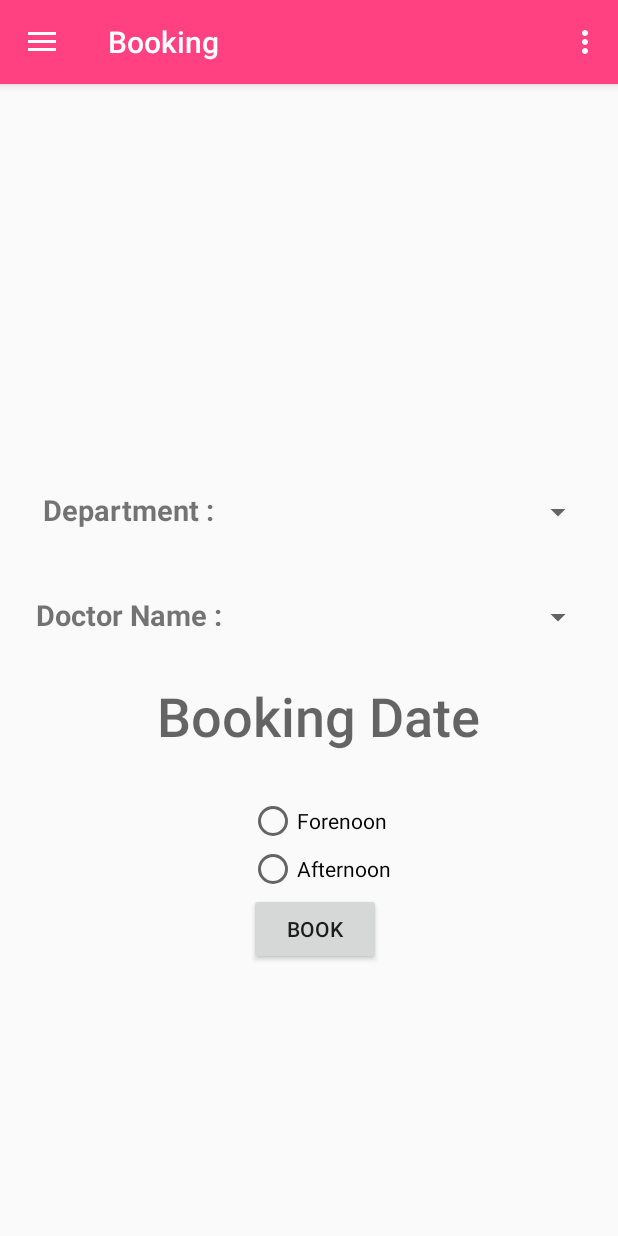
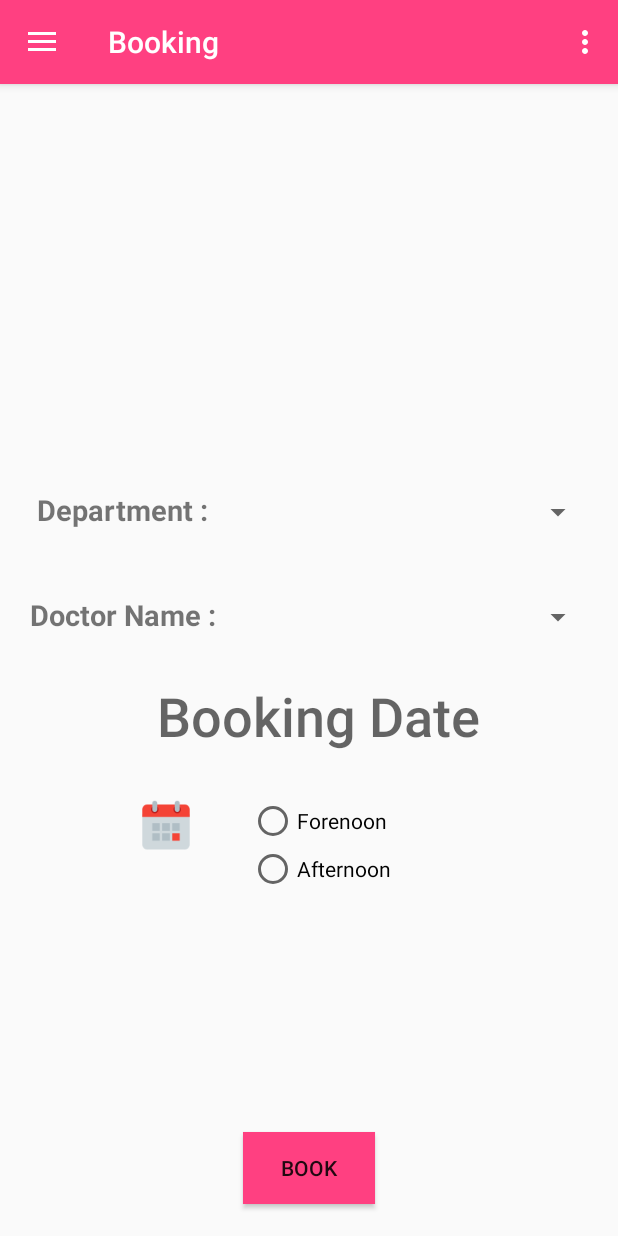
Before and after one commit to tinuthomson/HospitalManagement, an Android app: the BookingActivity screen opened directly, with no data from a screen before it, on a phone screen of 412 x 824 dp. Run offline under Robolectric (Android 15) with nearby library versions, the phone set to English and light mode, and no system bars; our stand-ins replace Firebase (no records; nobody signed in at launch, a user with empty details on screens opened directly).

Commit message:
ui login

```diff
--- a/app/src/main/java/com/zibbix/hospital/hospitalmanagement/BookingActivity.java
+++ b/app/src/main/java/com/zibbix/hospital/hospitalmanagement/BookingActivity.java
@@ -12,6 +12,7 @@ import android.widget.AdapterView;
 import android.widget.ArrayAdapter;
 import android.widget.Button;
 import android.widget.DatePicker;
+import android.widget.ImageView;
 import android.widget.RadioButton;
 import android.widget.RadioGroup;
 import android.widget.Spinner;
@@ -42,7 +43,8 @@ public class BookingActivity extends BaseActivity {
     final List<String> Doctors = new ArrayList<>();
     Spinner s, s1;
     private String dateformat;
-    TextView edittext;
+    ImageView edittext;
+    TextView date;
     DatabaseReference databaseRefDept = FirebaseDatabase.getInstance().getReference().child("Dept");
     protected NavigationView navigationView;
     String DoctorUID;
@@ -60,6 +62,7 @@ public class BookingActivity extends BaseActivity {
         navigationView = (NavigationView) findViewById(R.id.nav_view);
         navigationView.setCheckedItem(R.id.nav_booking);
         s = (Spinner) findViewById(R.id.s);
+        date=(TextView)findViewById(R.id.selectDate);
         s1 = (Spinner) findViewById(R.id.s1);
         final FirebaseUser currentFirebaseUser = FirebaseAuth.getInstance().getCurrentUser() ;
 
@@ -140,7 +143,7 @@ public class BookingActivity extends BaseActivity {
         String todate = new SimpleDateFormat("yyyy-MM-dd").format(cal.getTime());
 
         //edit
-        edittext = (TextView) findViewById(R.id.selectDate);
+        edittext = (ImageView) findViewById(R.id.cal);
         edittext.setOnClickListener(new View.OnClickListener() {
             @Override
             public void onClick(View v) {
@@ -167,7 +170,7 @@ public class BookingActivity extends BaseActivity {
 
                         }
 
-                        edittext.setText(dateformat);
+                        date.setText(dateformat);
 
                     }
                 }, mYear, mMonth, mDay);
--- a/app/src/main/res/layout/activity_booking.xml
+++ b/app/src/main/res/layout/activity_booking.xml
@@ -1,6 +1,8 @@
 <?xml version="1.0" encoding="utf-8"?>
 
 <RelativeLayout xmlns:android="http://schemas.android.com/apk/res/android"
+    xmlns:app="http://schemas.android.com/apk/res-auto"
+    xmlns:tools="http://schemas.android.com/tools"
     android:layout_width="match_parent"
     android:layout_height="match_parent"
     android:paddingLeft="16dp"
@@ -92,8 +94,19 @@
         android:id="@+id/book"
         android:layout_width="wrap_content"
         android:layout_height="wrap_content"
-        android:layout_alignStart="@+id/noon"
-        android:layout_below="@+id/noon"
+        android:layout_alignParentBottom="true"
+        android:layout_centerHorizontal="true"
+        android:layout_marginBottom="21dp"
+        android:background="@color/colorAccent"
         android:text="Book" />
 
+    <ImageView
+        android:id="@+id/cal"
+        android:layout_width="wrap_content"
+        android:layout_height="wrap_content"
+        android:layout_alignEnd="@+id/signin"
+        android:layout_alignTop="@+id/noon"
+        android:layout_marginEnd="16dp"
+        app:srcCompat="@drawable/cal" />
+
 </RelativeLayout>
--- a/app/src/main/res/layout/content_success.xml
+++ b/app/src/main/res/layout/content_success.xml
@@ -25,10 +25,12 @@
         android:layout_alignParentTop="true"
         android:layout_centerHorizontal="true"
         android:layout_marginTop="135dp"
+        android:fontFamily="cursive"
         android:text="Booking Successfull"
         android:textAlignment="center"
-        android:textColor="@color/bg_screen2"
+        android:textColor="@android:color/holo_green_light"
         android:textSize="30sp"
+        android:textStyle="bold"
         android:typeface="sans" />
 
     <TextView
--- a/app/src/main/res/layout/nav_header_appoint.xml
+++ b/app/src/main/res/layout/nav_header_appoint.xml
@@ -3,7 +3,7 @@
     xmlns:app="http://schemas.android.com/apk/res-auto"
     android:layout_width="match_parent"
     android:layout_height="@dimen/nav_header_height"
-    android:background="@drawable/side_nav_bar"
+    android:background="@drawable/loginpink"
     android:gravity="bottom"
     android:orientation="vertical"
     android:paddingBottom="@dimen/activity_vertical_margin"
```
Also changed, not shown: app/src/main/AndroidManifest.xml (+19 -9 lines), app/src/main/res/layout/activity_feedback.xml (+6 -3 lines), app/src/main/res/layout/activity_reset_password.xml (+11 -5 lines), app/src/main/res/drawable-xhdpi/cal.png (added), app/src/main/res/drawable-xhdpi/calender.png (added).
